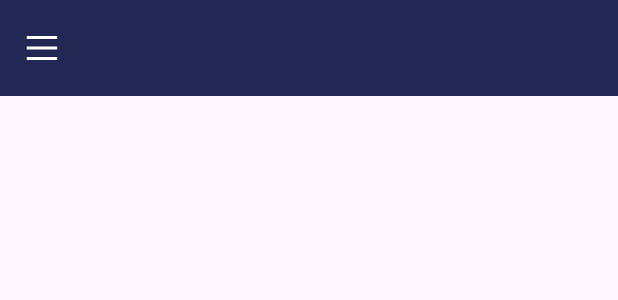
After one commit to mo7amd89/Prime, an Android app: the layout toolbar.xml on its own in the app's theme, with its tools: preview values and no code run, on a phone screen of 412 x 824 dp. The commit adds this screen. Shown: the top 300 px of the screen. Run offline under Robolectric (Android 15) with nearby library versions, the phone set to English and light mode, and no system bars.

Commit message:
Started implementing the toolbar/appbar with navigation drawer

```diff
--- /dev/null
+++ b/app/src/main/res/drawable/ic_harmburger.xml
@@ -0,0 +1,21 @@
+<vector xmlns:android="http://schemas.android.com/apk/res/android"
+    android:width="21dp"
+    android:height="16dp"
+    android:viewportWidth="21"
+    android:viewportHeight="16">
+  <path
+      android:pathData="M0.5,1H20.5"
+      android:strokeWidth="2"
+      android:fillColor="#00000000"
+      android:strokeColor="#ffffff"/>
+  <path
+      android:pathData="M0.5,8H20.5"
+      android:strokeWidth="2"
+      android:fillColor="#00000000"
+      android:strokeColor="#ffffff"/>
+  <path
+      android:pathData="M0.5,15H20.5"
+      android:strokeWidth="2"
+      android:fillColor="#00000000"
+      android:strokeColor="#ffffff"/>
+</vector>
--- /dev/null
+++ b/app/src/main/res/layout/toolbar.xml
@@ -0,0 +1,19 @@
+<?xml version="1.0" encoding="utf-8"?>
+<com.google.android.material.appbar.AppBarLayout xmlns:android="http://schemas.android.com/apk/res/android"
+    android:layout_width="match_parent"
+    android:layout_height="match_parent"
+    xmlns:app="http://schemas.android.com/apk/res-auto">
+
+    <com.google.android.material.appbar.MaterialToolbar
+        android:layout_width="match_parent"
+        android:layout_height="?attr/actionBarSize"
+        android:background="@color/main_purple"
+        app:navigationIcon="@drawable/ic_harmburger">
+
+        <TextView
+            android:layout_width="wrap_content"
+            android:layout_height="wrap_content" />
+
+    </com.google.android.material.appbar.MaterialToolbar>
+
+</com.google.android.material.appbar.AppBarLayout>
```
Also changed, not shown: app/src/main/res/layout/activity_main.xml (+20 -7 lines).
